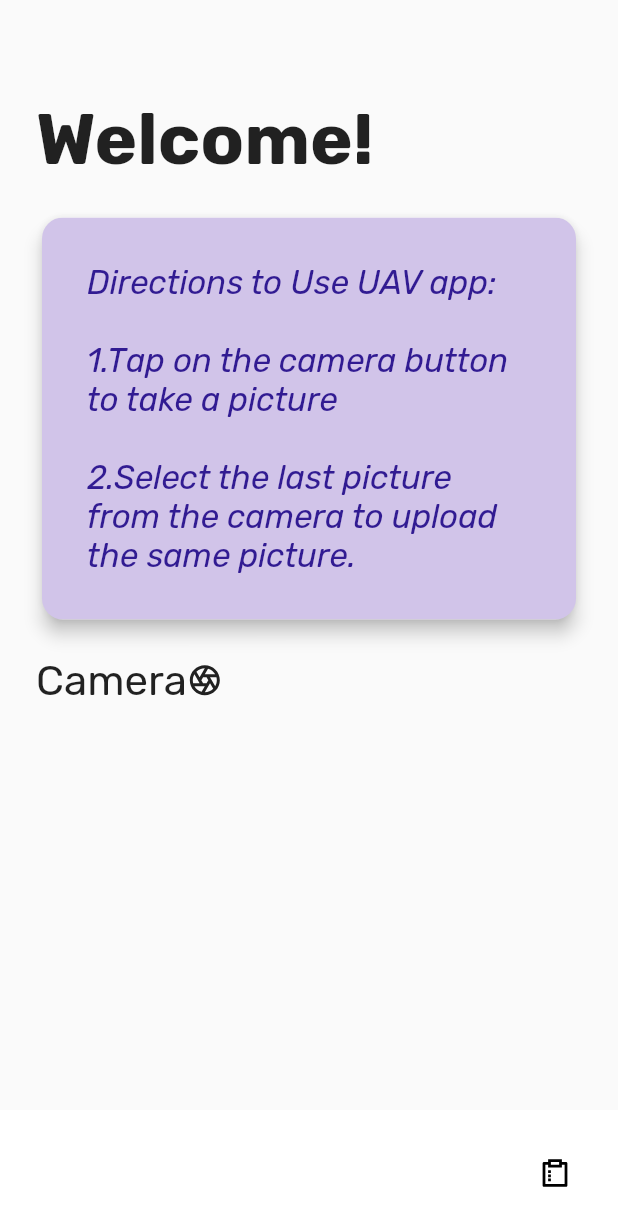
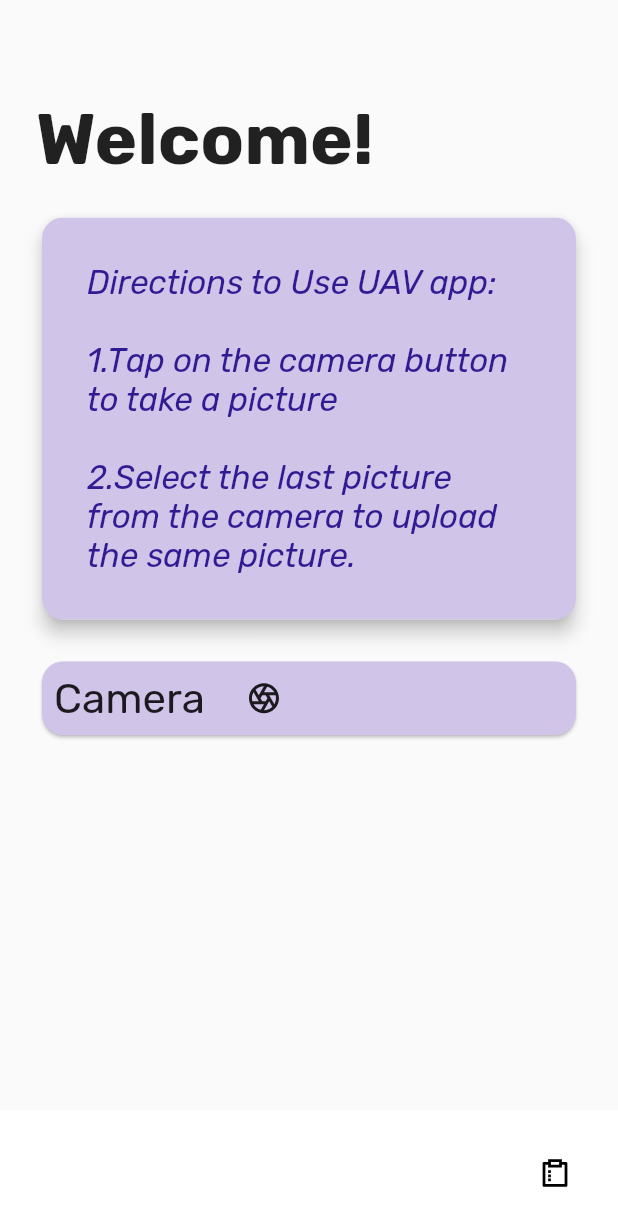
Before and after one commit to KirthiVignesh/uavapp, a Flutter app: the screen it shows once a user with an empty profile is signed in, on a phone screen of 412 x 824 dp. Shown: the top 1226 px of the screen. Run offline on Flutter 3.47's test engine with Material 2 defaults, Android fonts, the light colour scheme and no system bars; drawn by our look-alikes of google_nav_bar; our stand-ins replace awesome_snackbar_content, firebase_auth, firebase_core, firebase_storage, flutter_remix, google_fonts; missing offline and left inert: better_open_file, camerawesome; accounts and stored records are empty.

Commit message:
Modded Upload Page

```diff
--- a/lib/pages/upload_page.dart
+++ b/lib/pages/upload_page.dart
@@ -69,17 +69,30 @@ class _UploadPageState extends State<UploadPage> {
                 ),
               ),
               SizedBox(height: 20),
-              GestureDetector(
+              Center(
+                child: GestureDetector(
                   onTap: () => Navigator.of(context).push(
                       MaterialPageRoute(builder: (context) => CameraSelect())),
+                  child: Card(
+                    color: Colors.deepPurple[100],
+                    clipBehavior: Clip.antiAliasWithSaveLayer,
+                    shape: RoundedRectangleBorder(
+                        borderRadius: BorderRadius.circular(14)),
+                    child: Padding(
+                      padding: const EdgeInsets.all(8.0),
+                      child: Container(
                         child: Row(
                           children: [
-                    Text("Camera",
+                            Text("Camera    ",
                                 style: TextStyle(
                                   fontSize: 28,
                                 )),
                             Icon(FlutterRemix.camera_lens_line),
                           ],
+                        ),
+                      ),
+                    ),
+                  ),
                 ),
               ),
             ],
```
Lines whose indentation alone changed are shown as unchanged.
